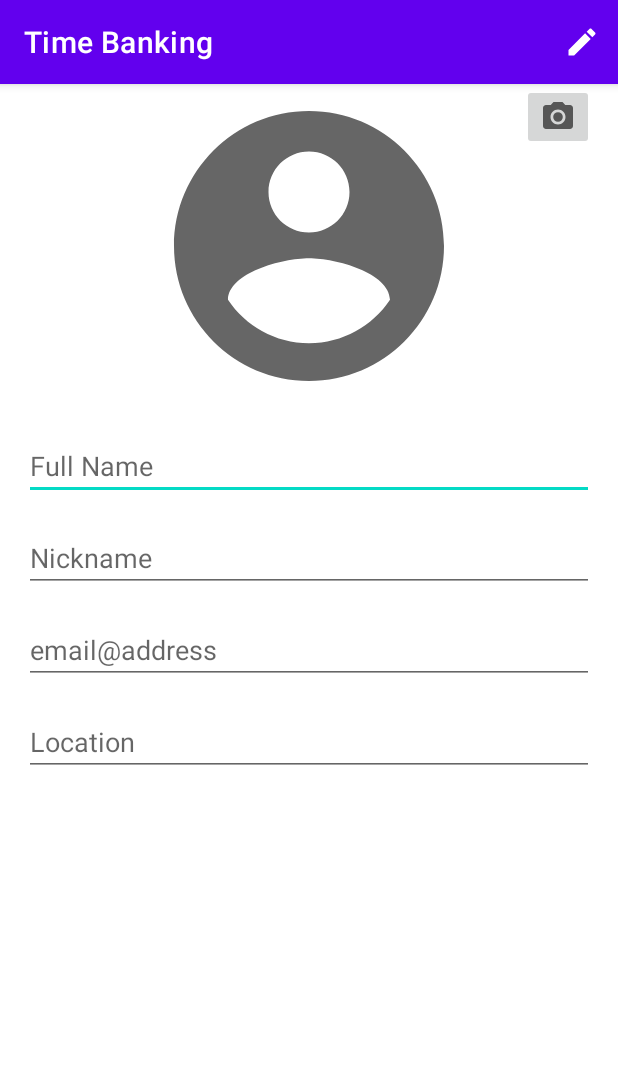
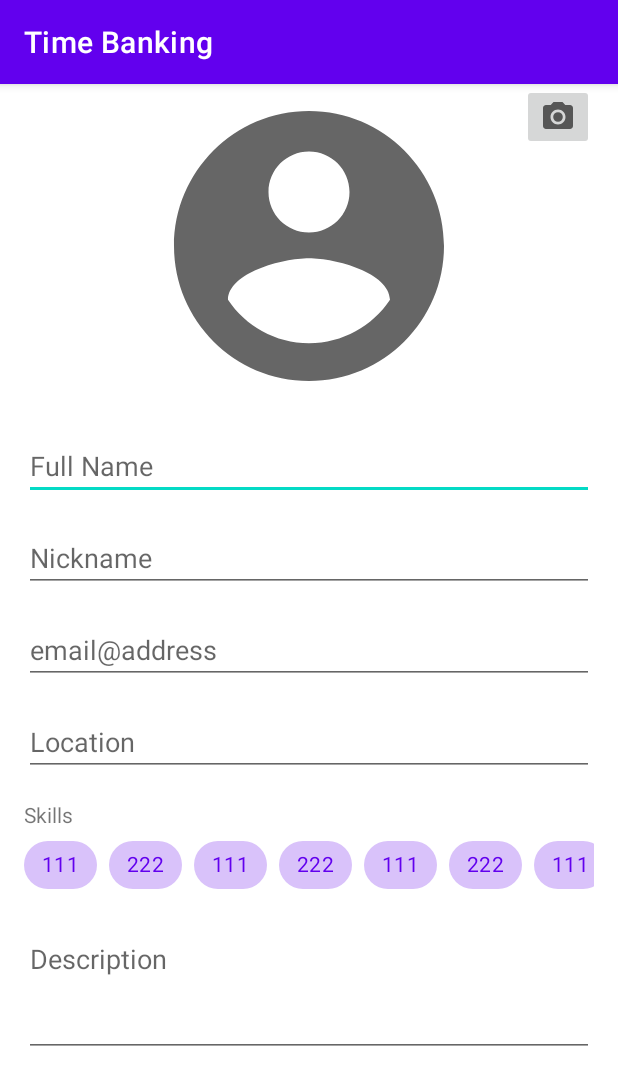
Before and after one commit to francescofiorella/time_banking, an Android app: the EditProfileActivity screen opened directly, with no data from a screen before it, on a phone screen of 412 x 824 dp. Shown: the top 1085 px of the screen. Run offline under Robolectric (Android 15) with nearby library versions, the phone set to English and light mode, and no system bars.

Commit message:
Edit profile updated

```diff
--- a/app/src/main/res/layout-land/activity_edit_profile.xml
+++ b/app/src/main/res/layout-land/activity_edit_profile.xml
@@ -5,6 +5,23 @@
     android:layout_width="match_parent"
     android:layout_height="match_parent"
     tools:context=".EditProfileActivity">
+
+    <com.google.android.material.appbar.AppBarLayout
+        android:id="@+id/appBarLayout"
+        android:layout_width="match_parent"
+        android:layout_height="wrap_content"
+        app:layout_constraintEnd_toEndOf="parent"
+        app:layout_constraintStart_toStartOf="parent"
+        app:layout_constraintTop_toTopOf="parent">
+
+        <com.google.android.material.appbar.MaterialToolbar
+            android:id="@+id/topAppBar"
+            style="@style/Widget.MaterialComponents.Toolbar.Primary"
+            android:layout_width="match_parent"
+            android:layout_height="?attr/actionBarSize"
+            app:title="@string/app_name" />
+
+    </com.google.android.material.appbar.AppBarLayout>
 
     <ImageButton
         android:id="@+id/edit_photo"
@@ -18,13 +35,15 @@
     <ImageView
         android:id="@+id/photo"
         android:layout_width="0dp"
-        android:layout_height="match_parent"
+        android:layout_height="0dp"
+        android:layout_marginHorizontal="16dp"
         android:contentDescription="User image"
         android:scaleType="fitStart"
         android:src="@drawable/ic_account_circle"
+        app:layout_constraintBottom_toBottomOf="parent"
+        app:layout_constraintEnd_toStartOf="@id/guideline"
         app:layout_constraintStart_toStartOf="parent"
-        app:layout_constraintTop_toTopOf="parent"
-        app:layout_constraintEnd_toStartOf="@id/guideline" />
+        app:layout_constraintTop_toBottomOf="@id/appBarLayout" />
 
     <androidx.constraintlayout.widget.Guideline
         android:id="@+id/guideline"
@@ -33,6 +52,14 @@
         android:orientation="vertical"
         app:layout_constraintGuide_percent="0.33" />
 
+    <ScrollView
+        android:layout_width="0dp"
+        android:layout_height="0dp"
+        android:layout_marginEnd="16dp"
+        app:layout_constraintEnd_toEndOf="parent"
+        app:layout_constraintStart_toEndOf="@id/guideline"
+        app:layout_constraintTop_toBottomOf="@id/appBarLayout">
+
         <EditText
             android:id="@+id/fullName_et"
             android:layout_width="0dp"
@@ -40,9 +67,9 @@
             android:layout_marginVertical="16dp"
             android:hint="Full Name"
             android:inputType="textPersonName"
+            app:layout_constraintEnd_toEndOf="parent"
             app:layout_constraintStart_toEndOf="@id/guideline"
-        app:layout_constraintTop_toTopOf="parent"
-        app:layout_constraintEnd_toEndOf="parent"/>
+            app:layout_constraintTop_toBottomOf="@id/appBarLayout" />
 
         <EditText
             android:id="@+id/nickname_et"
@@ -51,9 +78,9 @@
             android:layout_marginVertical="16dp"
             android:hint="Nickname"
             android:inputType="text"
+            app:layout_constraintEnd_toEndOf="parent"
             app:layout_constraintStart_toEndOf="@id/guideline"
-        app:layout_constraintTop_toBottomOf="@+id/fullName_et"
-        app:layout_constraintEnd_toEndOf="parent"/>
+            app:layout_constraintTop_toBottomOf="@+id/fullName_et" />
 
         <EditText
             android:id="@+id/email_et"
@@ -62,9 +89,9 @@
             android:layout_marginVertical="16dp"
             android:hint="email@address"
             android:inputType="textEmailAddress"
+            app:layout_constraintEnd_toEndOf="parent"
             app:layout_constraintStart_toEndOf="@id/guideline"
-        app:layout_constraintTop_toBottomOf="@+id/nickname_et"
-        app:layout_constraintEnd_toEndOf="parent"/>
+            app:layout_constraintTop_toBottomOf="@+id/nickname_et" />
 
         <EditText
             android:id="@+id/location_et"
@@ -73,9 +100,113 @@
             android:layout_marginVertical="16dp"
             android:hint="Location"
             android:inputType="text"
+            app:layout_constraintEnd_toEndOf="parent"
             app:layout_constraintStart_toEndOf="@id/guideline"
-        app:layout_constraintTop_toBottomOf="@+id/email_et"
-        app:layout_constraintEnd_toEndOf="parent"/>
+            app:layout_constraintTop_toBottomOf="@+id/email_et" />
 
+        <TextView
+            android:id="@+id/skills_tv"
+            android:layout_width="0dp"
+            android:layout_height="wrap_content"
+            android:layout_marginTop="16dp"
+            android:text="Skills"
+            app:layout_constraintEnd_toEndOf="parent"
+            app:layout_constraintStart_toEndOf="@id/guideline"
+            app:layout_constraintTop_toBottomOf="@id/location_et" />
 
+        <HorizontalScrollView
+            android:id="@+id/skills_hsv"
+            android:layout_width="0dp"
+            android:layout_height="wrap_content"
+            android:layout_marginBottom="16dp"
+            android:scrollbars="none"
+            app:layout_constraintEnd_toEndOf="parent"
+            app:layout_constraintStart_toStartOf="@id/guideline"
+            app:layout_constraintTop_toBottomOf="@id/skills_tv">
+
+            <com.google.android.material.chip.ChipGroup
+                android:id="@+id/chipGroup"
+                android:layout_width="match_parent"
+                android:layout_height="wrap_content"
+                app:singleLine="true">
+
+                <com.google.android.material.chip.Chip
+                    android:id="@+id/chip_1"
+                    style="@style/Widget.MaterialComponents.Chip.Choice"
+                    android:layout_width="wrap_content"
+                    android:layout_height="wrap_content"
+                    android:checked="true"
+                    android:text="111" />
+
+                <com.google.android.material.chip.Chip
+                    android:id="@+id/chip_2"
+                    style="@style/Widget.MaterialComponents.Chip.Choice"
+                    android:layout_width="wrap_content"
+                    android:layout_height="wrap_content"
+                    android:checked="true"
+                    android:text="222" />
+
+                <com.google.android.material.chip.Chip
+                    android:id="@+id/chip_3"
+                    style="@style/Widget.MaterialComponents.Chip.Choice"
+                    android:layout_width="wrap_content"
+                    android:layout_height="wrap_content"
+                    android:checked="true"
+                    android:text="111" />
+
+                <com.google.android.material.chip.Chip
+                    android:id="@+id/chip_4"
+                    style="@style/Widget.MaterialComponents.Chip.Choice"
+                    android:layout_width="wrap_content"
+                    android:layout_height="wrap_content"
+                    android:checked="true"
+                    android:text="222" />
+
+                <com.google.android.material.chip.Chip
+                    android:id="@+id/chip_5"
+                    style="@style/Widget.MaterialComponents.Chip.Choice"
+                    android:layout_width="wrap_content"
+                    android:layout_height="wrap_content"
+                    android:checked="true"
+                    android:text="111" />
+
+                <com.google.android.material.chip.Chip
+                    android:id="@+id/chip_6"
+                    style="@style/Widget.MaterialComponents.Chip.Choice"
+                    android:layout_width="wrap_content"
+                    android:layout_height="wrap_content"
+                    android:checked="true"
+                    android:text="222" />
+
+                <com.google.android.material.chip.Chip
+                    android:id="@+id/chip_7"
+                    style="@style/Widget.MaterialComponents.Chip.Choice"
+                    android:layout_width="wrap_content"
+                    android:layout_height="wrap_content"
+                    android:checked="true"
+                    android:text="111" />
+
+                <com.google.android.material.chip.Chip
+                    android:id="@+id/chip_8"
+                    style="@style/Widget.MaterialComponents.Chip.Choice"
+                    android:layout_width="wrap_content"
+                    android:layout_height="wrap_content"
+                    android:checked="true"
+                    android:text="222" />
+            </com.google.android.material.chip.ChipGroup>
+        </HorizontalScrollView>
+
+        <EditText
+            android:id="@+id/description_et"
+            android:layout_width="0dp"
+            android:layout_height="wrap_content"
+            android:layout_marginVertical="16dp"
+            android:gravity="top"
+            android:hint="Description"
+            android:inputType="text|textMultiLine"
+            android:minLines="3"
+            app:layout_constraintEnd_toEndOf="parent"
+            app:layout_constraintStart_toStartOf="@id/guideline"
+            app:layout_constraintTop_toBottomOf="@+id/skills_hsv" />
+    </ScrollView>
 </androidx.constraintlayout.widget.ConstraintLayout>
--- a/app/src/main/res/layout/activity_edit_profile.xml
+++ b/app/src/main/res/layout/activity_edit_profile.xml
@@ -19,7 +19,6 @@
             style="@style/Widget.MaterialComponents.Toolbar.Primary"
             android:layout_width="match_parent"
             android:layout_height="?attr/actionBarSize"
-            app:menu="@menu/toolbar_menu"
             app:title="@string/app_name" />
 
     </com.google.android.material.appbar.AppBarLayout>
@@ -96,4 +95,108 @@
         app:layout_constraintStart_toStartOf="parent"
         app:layout_constraintTop_toBottomOf="@+id/email_et" />
 
+    <TextView
+        android:id="@+id/skills_tv"
+        android:layout_width="match_parent"
+        android:layout_height="wrap_content"
+        android:layout_marginHorizontal="16dp"
+        android:layout_marginTop="16dp"
+        android:text="Skills"
+        app:layout_constraintTop_toBottomOf="@id/location_et" />
+
+    <HorizontalScrollView
+        android:id="@+id/skills_hsv"
+        android:layout_width="match_parent"
+        android:layout_height="wrap_content"
+        android:layout_marginHorizontal="16dp"
+        android:layout_marginBottom="16dp"
+        app:layout_constraintStart_toStartOf="parent"
+        app:layout_constraintTop_toBottomOf="@id/skills_tv"
+        android:scrollbars="none">
+
+        <com.google.android.material.chip.ChipGroup
+            android:id="@+id/chipGroup"
+            android:layout_width="match_parent"
+            android:layout_height="wrap_content"
+            app:singleLine="true">
+
+            <com.google.android.material.chip.Chip
+                android:id="@+id/chip_1"
+                style="@style/Widget.MaterialComponents.Chip.Choice"
+                android:layout_width="wrap_content"
+                android:layout_height="wrap_content"
+                android:checked="true"
+                android:text="111" />
+
+            <com.google.android.material.chip.Chip
+                android:id="@+id/chip_2"
+                style="@style/Widget.MaterialComponents.Chip.Choice"
+                android:layout_width="wrap_content"
+                android:layout_height="wrap_content"
+                android:checked="true"
+                android:text="222" />
+
+            <com.google.android.material.chip.Chip
+                android:id="@+id/chip_3"
+                style="@style/Widget.MaterialComponents.Chip.Choice"
+                android:layout_width="wrap_content"
+                android:layout_height="wrap_content"
+                android:checked="true"
+                android:text="111" />
+
+            <com.google.android.material.chip.Chip
+                android:id="@+id/chip_4"
+                style="@style/Widget.MaterialComponents.Chip.Choice"
+                android:layout_width="wrap_content"
+                android:layout_height="wrap_content"
+                android:checked="true"
+                android:text="222" />
+
+            <com.google.android.material.chip.Chip
+                android:id="@+id/chip_5"
+                style="@style/Widget.MaterialComponents.Chip.Choice"
+                android:layout_width="wrap_content"
+                android:layout_height="wrap_content"
+                android:checked="true"
+                android:text="111" />
+
+            <com.google.android.material.chip.Chip
+                android:id="@+id/chip_6"
+                style="@style/Widget.MaterialComponents.Chip.Choice"
+                android:layout_width="wrap_content"
+                android:layout_height="wrap_content"
+                android:checked="true"
+                android:text="222" />
+
+            <com.google.android.material.chip.Chip
+                android:id="@+id/chip_7"
+                style="@style/Widget.MaterialComponents.Chip.Choice"
+                android:layout_width="wrap_content"
+                android:layout_height="wrap_content"
+                android:checked="true"
+                android:text="111" />
+
+            <com.google.android.material.chip.Chip
+                android:id="@+id/chip_8"
+                style="@style/Widget.MaterialComponents.Chip.Choice"
+                android:layout_width="wrap_content"
+                android:layout_height="wrap_content"
+                android:checked="true"
+                android:text="222" />
+        </com.google.android.material.chip.ChipGroup>
+    </HorizontalScrollView>
+
+    <EditText
+        android:id="@+id/description_et"
+        android:layout_width="match_parent"
+        android:layout_height="wrap_content"
+        android:layout_marginHorizontal="16dp"
+        android:layout_marginVertical="16dp"
+        android:hint="Description"
+        android:inputType="text|textMultiLine"
+        app:layout_constraintStart_toStartOf="parent"
+        android:minLines="3"
+        android:gravity="top"
+        app:layout_constraintTop_toBottomOf="@+id/skills_hsv" />
+
 </androidx.constraintlayout.widget.ConstraintLayout>
```
Lines whose indentation alone changed are shown as unchanged.
